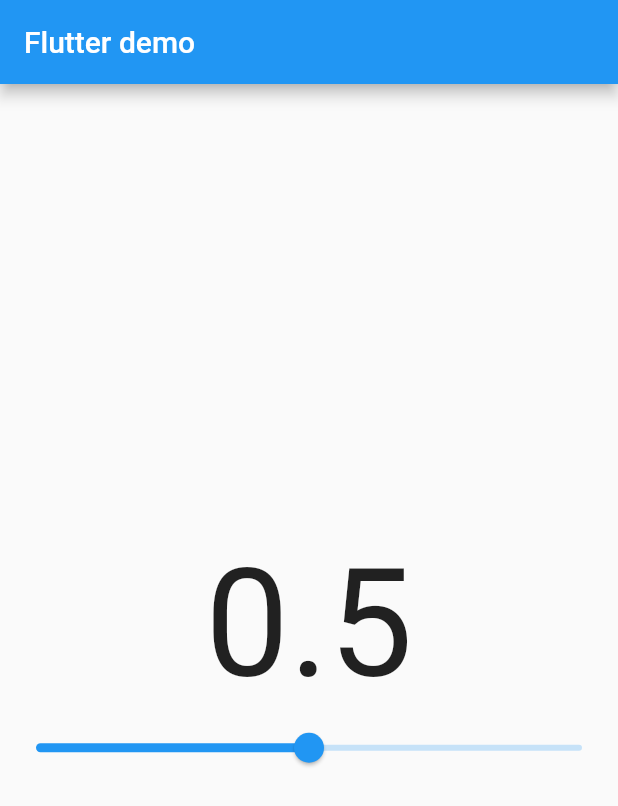
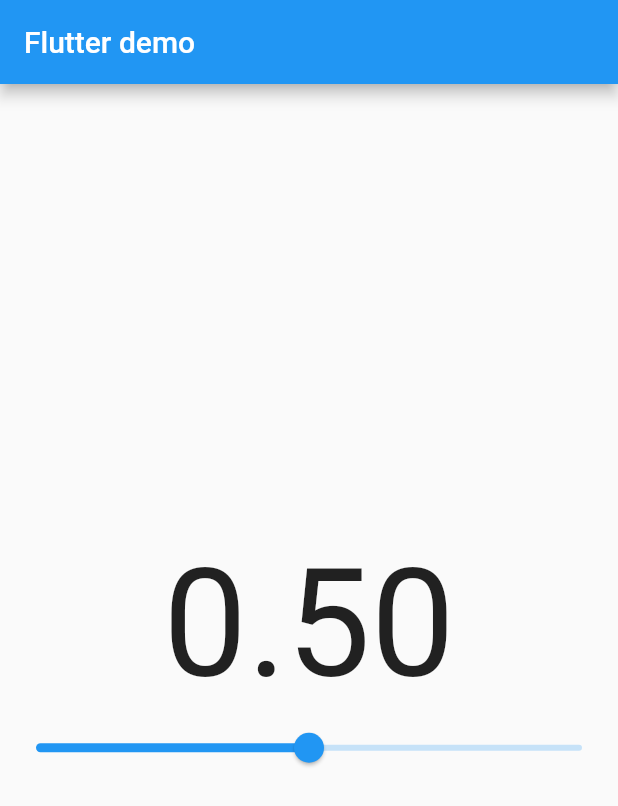
Before and after one commit to Yusuke-Suzuki-11/layout_app, a Flutter app: the screen it shows after launch, on a phone screen of 412 x 824 dp. Shown: the top 806 px of the screen. Run offline on Flutter 3.47's test engine with Material 2 defaults, Android fonts, the phone set to English and light mode, and no system bars; our stand-ins replace flutter_riverpod, hooks_riverpod, riverpod; missing offline and left inert: dart:js.

```diff
--- a/lib/main.dart
+++ b/lib/main.dart
@@ -1,3 +1,6 @@
+import 'dart:js';
+
+import 'package:hooks_riverpod/hooks_riverpod.dart';
 import 'package:riverpod/riverpod.dart';
 import 'package:flutter/material.dart';
 import 'package:flutter_riverpod/flutter_riverpod.dart';
@@ -42,32 +45,31 @@ class _MyHomePageState extends State<MyHomePage> {
       appBar: AppBar(
         title: Text(widget.title!)
       ),
-      body: Column(
-        mainAxisAlignment: MainAxisAlignment.center,
-        children: [
-          Consumer(
-            builder: (BuildContext context, WidgetRef ref, child){
-              print('test2');
-              return Text(
-                ref.watch(_mydataProvider).toString(),
-                style: TextStyle(fontSize: 100),
-              );
-            },
-          ),
-          Consumer(
-            builder: (context, ref, child){
-
-              print('test1');
-              return Slider(
-                value: ref.watch(_mydataProvider),
-                onChanged: (value){
-                  ref.read(_mydataProvider.notifier).changState(value);
-                }
-              );
-            },
-          )
-        ]
-      ),
+      body: MyContents()
     );
   }
 }
+
+class MyContents extends HookConsumerWidget {
+
+  @override
+  Widget build(BuildContext context, WidgetRef ref) {
+    final _value = ref.watch(_mydataProvider);
+
+    return Column(
+      mainAxisAlignment: MainAxisAlignment.center,
+      children: [
+        Text(
+          _value.toStringAsFixed(2),
+          style: TextStyle(fontSize: 100),
+        ),
+        Slider(
+          value: ref.read(_mydataProvider),
+          onChanged: (value){
+            ref.watch(_mydataProvider.notifier).changState(value);
+          }
+        )
+      ],
+    );
+  }
+}
--- a/pubspec.yaml
+++ b/pubspec.yaml
@@ -35,6 +35,7 @@ dependencies:
   # Use with the CupertinoIcons class for iOS style icons.
   cupertino_icons: ^1.0.2
   flutter_riverpod: ^1.0.0
+  hooks_riverpod: ^1.0.0
 
 dev_dependencies:
   flutter_test:
```
Also changed, not shown: pubspec.lock.
